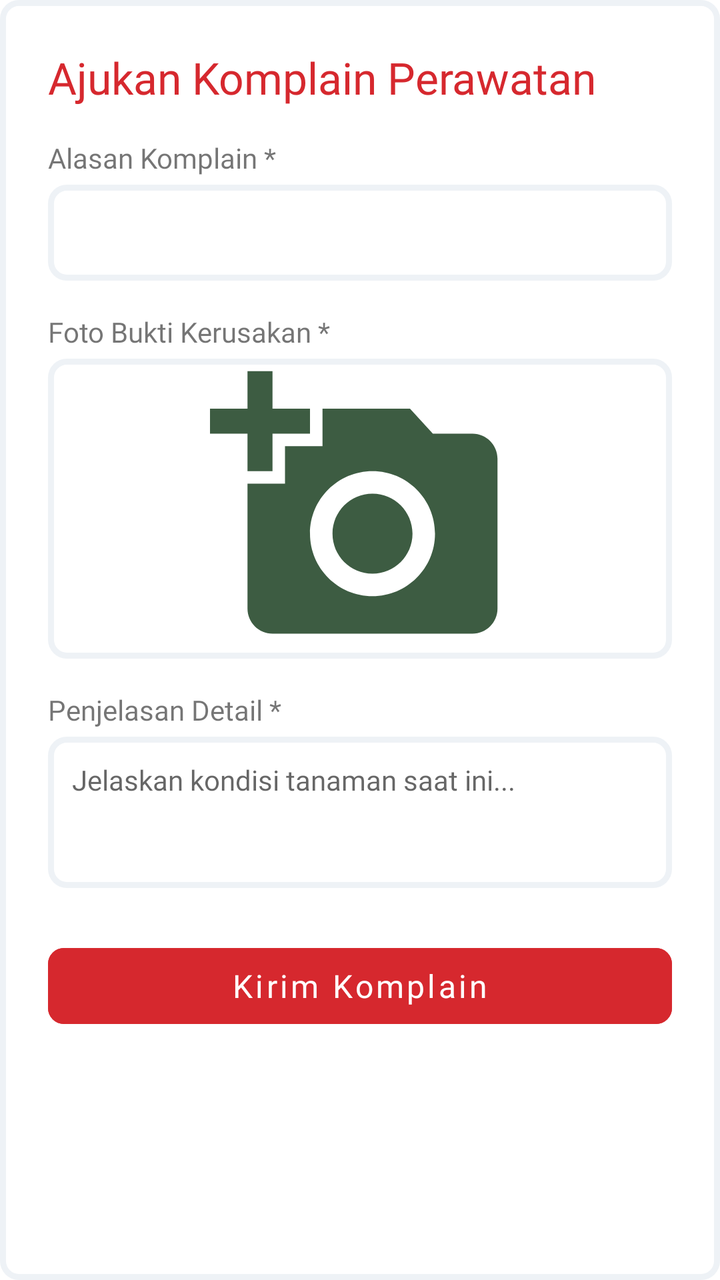
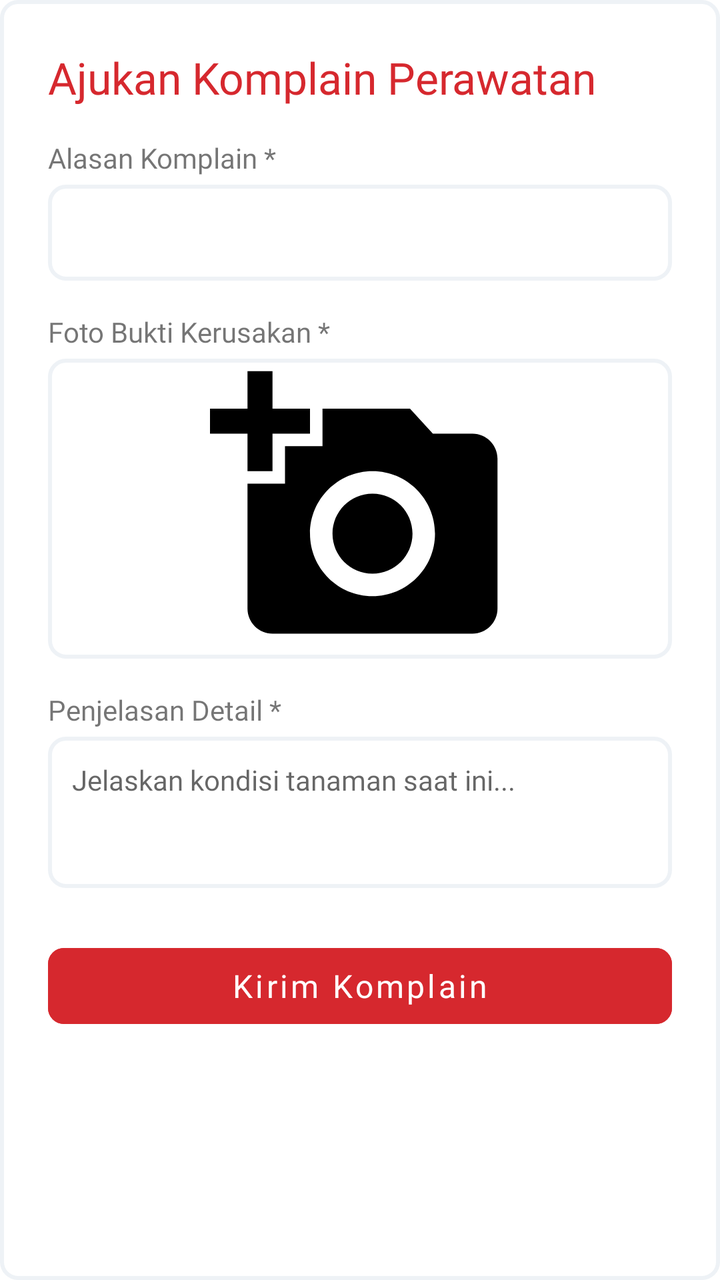

Compare the two renders of this Android layout. The source of the first and the diff that turns it into the second are given below.
<!-- AndroidManifest.xml: application theme Theme.Florist -->
<!-- res/layout/dialog_buyer_complaint.xml -->
<?xml version="1.0" encoding="utf-8"?>
<LinearLayout xmlns:android="http://schemas.android.com/apk/res/android"
    xmlns:app="http://schemas.android.com/apk/res-auto"
    android:layout_width="match_parent"
    android:layout_height="wrap_content"
    android:orientation="vertical"
    android:padding="24dp"
    android:background="@drawable/rounded_gray_layout">

    <TextView
        android:layout_width="match_parent"
        android:layout_height="wrap_content"
        android:text="Ajukan Komplain Perawatan"
        style="@style/title_lg_bold"
        android:textColor="@color/text_error"
        android:layout_marginBottom="16dp"/>

    <TextView
        android:layout_width="match_parent"
        android:layout_height="wrap_content"
        android:text="Alasan Komplain *"
        style="@style/title_sm_bold"
        android:layout_marginBottom="4dp"/>

    <Spinner
        android:id="@+id/spinnerReason"
        android:layout_width="match_parent"
        android:layout_height="48dp"
        android:background="@drawable/rounded_gray_layout"
        style="@style/body_md_regular"
        android:layout_marginBottom="16dp"/>

    <TextView
        android:layout_width="match_parent"
        android:layout_height="wrap_content"
        android:text="Foto Bukti Kerusakan *"
        style="@style/title_sm_bold"
        android:layout_marginBottom="4dp"/>

    <ImageView
        android:id="@+id/imgComplaintPreview"
        android:layout_width="match_parent"
        android:layout_height="150dp"
        android:background="@drawable/rounded_gray_layout"
        android:src="@drawable/ic_camera_add"
        android:scaleType="fitCenter"
        app:tint="@color/main_color"
        android:layout_marginBottom="16dp"/>

    <TextView
        android:layout_width="match_parent"
        android:layout_height="wrap_content"
        android:text="Penjelasan Detail *"
        style="@style/title_sm_bold"
        android:layout_marginBottom="4dp"/>

    <EditText
        android:id="@+id/etComplaintDescription"
        android:layout_width="match_parent"
        android:layout_height="wrap_content"
        android:minLines="3"
        android:gravity="top|start"
        android:hint="Jelaskan kondisi tanaman saat ini..."
        android:padding="12dp"
        style="@style/body_md_regular"
        android:background="@drawable/rounded_gray_layout"
        android:layout_marginBottom="24dp"/>

    <com.google.android.material.button.MaterialButton
        android:id="@+id/btnSubmitComplaint"
        android:layout_width="match_parent"
        android:layout_height="50dp"
        android:text="Kirim Komplain"
        style="@style/title_md_bold"
        android:textColor="@color/white"
        android:textAllCaps="false"
        android:enabled="false"
        app:cornerRadius="8dp"
        android:backgroundTint="@color/bg_error"/>

</LinearLayout>
<!-- resources referenced by this layout -->
<resources>
  <color name="bg_error">@color/red_500</color>
  <color name="main_color">#3D5C42</color>
  <color name="text_error">@color/red_500</color>
  <color name="white">#FFFFFF</color>
  <!-- drawable ic_camera_add (drawable) -->
  <vector android:height="24dp" android:tint="#000000"
      android:viewportHeight="24" android:viewportWidth="24"
      android:width="24dp" xmlns:android="http://schemas.android.com/apk/res/android">
      <path android:fillColor="@android:color/white" android:pathData="M3,4V1h2v3h3v2H5v3H3V6H0V4H3zM6,10V7h3V4h7l1.83,2H21c1.1,0 2,0.9 2,2v12c0,1.1 -0.9,2 -2,2H5c-1.1,0 -2,-0.9 -2,-2V10H6zM13,19c2.76,0 5,-2.24 5,-5s-2.24,-5 -5,-5s-5,2.24 -5,5S10.24,19 13,19zM9.8,14c0,1.77 1.43,3.2 3.2,3.2s3.2,-1.43 3.2,-3.2s-1.43,-3.2 -3.2,-3.2S9.8,12.23 9.8,14z"/>
  </vector>
  <!-- drawable rounded_gray_layout (drawable) -->
  <?xml version="1.0" encoding="utf-8"?>
  <shape xmlns:android="http://schemas.android.com/apk/res/android"
      android:shape="rectangle">
  
      <solid android:color="@color/white"/>
      <stroke android:color="@color/border_tertiary" android:width="3dp"/>
      <corners android:bottomLeftRadius="8dp"
          android:bottomRightRadius="8dp"
          android:topLeftRadius="8dp"
          android:topRightRadius="8dp"/>
  
  </shape>
  <style name="body_md_regular">
          <item name="android:fontFamily">@font/nunitosans_regular</item>
          <item name="android:textSize">14sp</item>
          <item name="android:lineSpacingMultiplier">0.87</item>
          <item name="android:lineSpacingExtra">2sp</item>
      </style>
  <style name="title_lg_bold">
          <item name="android:fontFamily">@font/nunito_sans_bold</item>
          <item name="android:textSize">22sp</item>
          <item name="android:lineSpacingMultiplier">0.55</item>
          <item name="android:lineSpacingExtra">8sp</item>
      </style>
  <style name="title_md_bold">
          <item name="android:fontFamily">@font/nunito_sans_bold</item>
          <item name="android:textSize">16sp</item>
          <item name="android:lineSpacingMultiplier">0.44</item>
          <item name="android:lineSpacingExtra">10sp</item>
      </style>
  <style name="title_sm_bold">
          <item name="android:fontFamily">@font/nunito_sans_bold</item>
          <item name="android:textSize">14sp</item>
          <item name="android:lineSpacingMultiplier">0.43</item>
          <item name="android:lineSpacingExtra">8sp</item>
          <item name="android:textAllCaps">false</item>
      </style>
  <style name="Theme.Florist" parent="Theme.MaterialComponents.Light.NoActionBar">
          
          <item name="colorPrimary">@color/main_color</item>
          <item name="colorPrimaryVariant">@color/main_color</item>
          <item name="colorOnPrimary">@color/white</item>
          
          <item name="colorSecondary">@color/teal_200</item>
          <item name="colorSecondaryVariant">@color/teal_700</item>
          <item name="colorOnSecondary">@color/black</item>
          
          <item name="android:statusBarColor">?attr/colorPrimaryVariant</item>
          <item name="android:autoCompleteTextViewStyle">@drawable/rounded_normal_edittext</item>
  
          
      </style>
  <color name="red_500">#D6282E</color>
  <color name="border_tertiary">@color/gray_100</color>
  <color name="teal_200">#FF03DAC5</color>
  <color name="teal_700">#FF018786</color>
  <color name="black">#121926</color>
  <!-- drawable rounded_normal_edittext (drawable) -->
  <?xml version="1.0" encoding="utf-8"?>
  <shape xmlns:android="http://schemas.android.com/apk/res/android"
      android:shape="rectangle">
  
      <solid android:color="@color/white"/>
      <stroke android:color="@color/border_secondary" android:width="1dp"/>
      <corners android:bottomLeftRadius="8dp"
          android:bottomRightRadius="8dp"
          android:topLeftRadius="8dp"
          android:topRightRadius="8dp"/>
  
  </shape>
  <color name="gray_100">#EEF2F6</color>
  <color name="border_secondary">@color/gray_400</color>
  <color name="gray_400">#9AA4B2</color>
</resources>

<!-- the commit's change to res/layout/dialog_buyer_complaint.xml (unified diff, before → after) -->
@@ -44,7 +44,6 @@
         android:background="@drawable/rounded_gray_layout"
         android:src="@drawable/ic_camera_add"
         android:scaleType="fitCenter"
-        app:tint="@color/main_color"
         android:layout_marginBottom="16dp"/>
 
     <TextView
<!-- resource entries referenced after the edit -->
@@ -16,7 +16,7 @@
       android:shape="rectangle">
   
       <solid android:color="@color/white"/>
-      <stroke android:color="@color/border_tertiary" android:width="3dp"/>
+      <stroke android:color="@color/border_tertiary" android:width="2dp"/>
       <corners android:bottomLeftRadius="8dp"
           android:bottomRightRadius="8dp"
           android:topLeftRadius="8dp"
